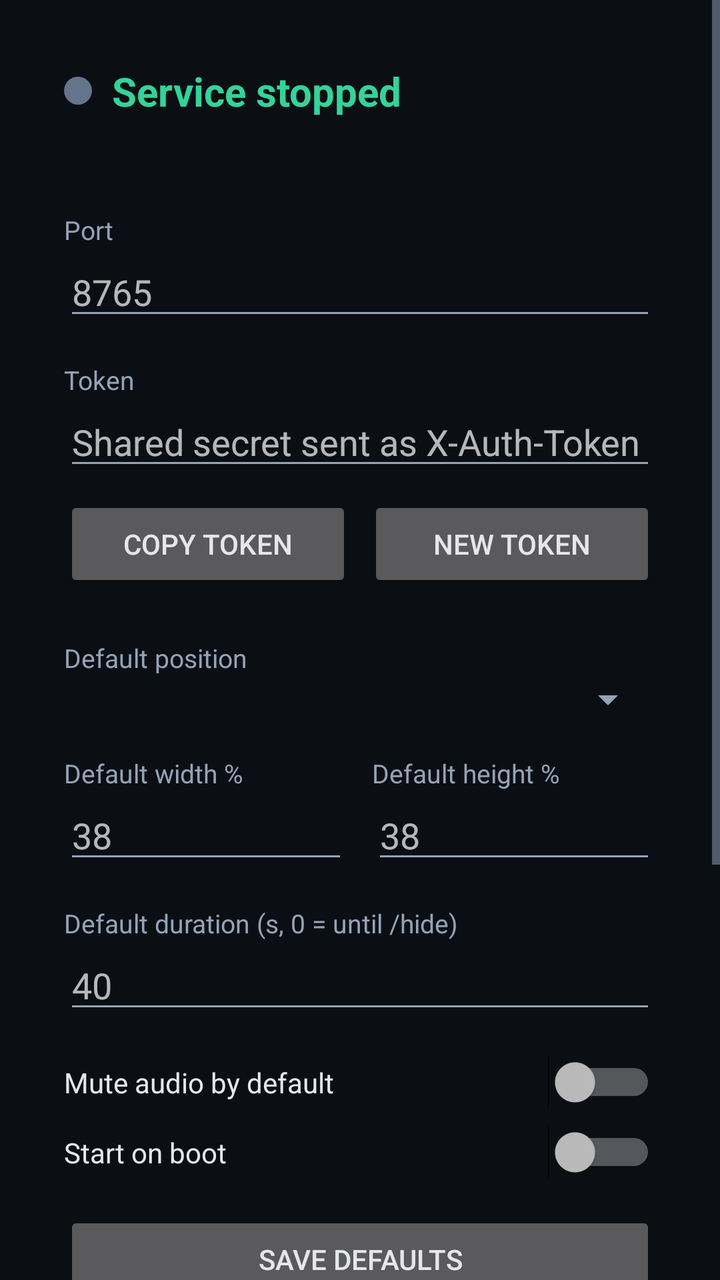
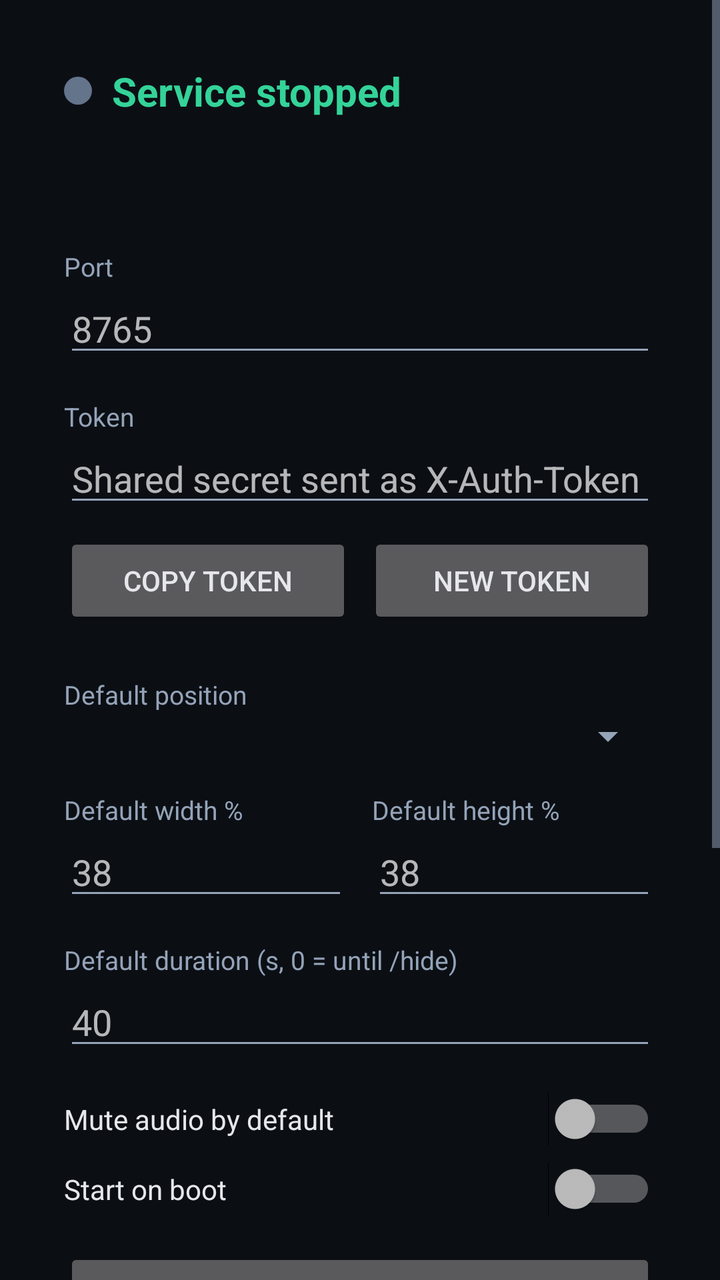

Before-and-after screenshots of an Android layout around one commit, followed by the original layout XML and the change that was made.
<!-- AndroidManifest.xml: application theme AppTheme -->
<!-- res/layout/activity_main.xml -->
<?xml version="1.0" encoding="utf-8"?>
<ScrollView xmlns:android="http://schemas.android.com/apk/res/android"
    android:layout_width="match_parent"
    android:layout_height="match_parent"
    android:background="@color/bg"
    android:fillViewport="true">

    <LinearLayout
        android:layout_width="match_parent"
        android:layout_height="wrap_content"
        android:orientation="vertical"
        android:padding="32dp">

        <LinearLayout
            android:layout_width="match_parent"
            android:layout_height="wrap_content"
            android:gravity="center_vertical"
            android:orientation="horizontal">

            <View
                android:id="@+id/statusDot"
                android:layout_width="14dp"
                android:layout_height="14dp"
                android:layout_marginEnd="10dp"
                android:background="@drawable/status_dot"
                android:contentDescription="@string/status_indicator" />

            <TextView
                android:id="@+id/statusText"
                android:layout_width="0dp"
                android:layout_height="wrap_content"
                android:layout_weight="1"
                android:text="@string/status_stopped"
                android:textColor="@color/accent"
                android:textSize="20sp"
                android:textStyle="bold" />
        </LinearLayout>

        <TextView
            android:id="@+id/ipText"
            android:layout_width="match_parent"
            android:layout_height="wrap_content"
            android:layout_marginTop="4dp"
            android:textColor="@color/text_dim"
            android:textSize="14sp" />

        <TextView
            android:layout_width="match_parent"
            android:layout_height="wrap_content"
            android:layout_marginTop="24dp"
            android:text="@string/label_port"
            android:textColor="@color/text_dim"
            android:textSize="13sp" />

        <EditText
            android:id="@+id/portInput"
            android:layout_width="match_parent"
            android:layout_height="wrap_content"
            android:hint="@string/hint_port"
            android:inputType="number"
            android:maxLength="5"
            android:textColor="@color/text" />

        <TextView
            android:layout_width="match_parent"
            android:layout_height="wrap_content"
            android:layout_marginTop="16dp"
            android:text="@string/label_token"
            android:textColor="@color/text_dim"
            android:textSize="13sp" />

        <EditText
            android:id="@+id/tokenInput"
            android:layout_width="match_parent"
            android:layout_height="wrap_content"
            android:hint="@string/hint_token"
            android:inputType="textNoSuggestions"
            android:textColor="@color/text" />

        <LinearLayout
            android:layout_width="match_parent"
            android:layout_height="wrap_content"
            android:layout_marginTop="8dp"
            android:orientation="horizontal">

            <Button
                android:id="@+id/copyTokenButton"
                android:layout_width="0dp"
                android:layout_height="wrap_content"
                android:layout_weight="1"
                android:text="@string/action_copy_token" />

            <Button
                android:id="@+id/regenTokenButton"
                android:layout_width="0dp"
                android:layout_height="wrap_content"
                android:layout_marginStart="8dp"
                android:layout_weight="1"
                android:text="@string/action_regen_token" />
        </LinearLayout>

        <TextView
            android:layout_width="match_parent"
            android:layout_height="wrap_content"
            android:layout_marginTop="24dp"
            android:text="@string/label_position"
            android:textColor="@color/text_dim"
            android:textSize="13sp" />

        <Spinner
            android:id="@+id/positionSpinner"
            android:layout_width="match_parent"
            android:layout_height="wrap_content" />

        <LinearLayout
            android:layout_width="match_parent"
            android:layout_height="wrap_content"
            android:layout_marginTop="16dp"
            android:orientation="horizontal">

            <LinearLayout
                android:layout_width="0dp"
                android:layout_height="wrap_content"
                android:layout_weight="1"
                android:orientation="vertical">

                <TextView
                    android:layout_width="match_parent"
                    android:layout_height="wrap_content"
                    android:text="@string/label_width"
                    android:textColor="@color/text_dim"
                    android:textSize="13sp" />

                <EditText
                    android:id="@+id/widthInput"
                    android:layout_width="match_parent"
                    android:layout_height="wrap_content"
                    android:hint="@string/hint_percent"
                    android:inputType="number"
                    android:textColor="@color/text" />
            </LinearLayout>

            <LinearLayout
                android:layout_width="0dp"
                android:layout_height="wrap_content"
                android:layout_marginStart="12dp"
                android:layout_weight="1"
                android:orientation="vertical">

                <TextView
                    android:layout_width="match_parent"
                    android:layout_height="wrap_content"
                    android:text="@string/label_height"
                    android:textColor="@color/text_dim"
                    android:textSize="13sp" />

                <EditText
                    android:id="@+id/heightInput"
                    android:layout_width="match_parent"
                    android:layout_height="wrap_content"
                    android:hint="@string/hint_percent"
                    android:inputType="number"
                    android:textColor="@color/text" />
            </LinearLayout>
        </LinearLayout>

        <TextView
            android:layout_width="match_parent"
            android:layout_height="wrap_content"
            android:layout_marginTop="16dp"
            android:text="@string/label_duration"
            android:textColor="@color/text_dim"
            android:textSize="13sp" />

        <EditText
            android:id="@+id/durationInput"
            android:layout_width="match_parent"
            android:layout_height="wrap_content"
            android:hint="@string/hint_duration"
            android:inputType="number"
            android:textColor="@color/text" />

        <Switch
            android:id="@+id/muteSwitch"
            android:layout_width="match_parent"
            android:layout_height="wrap_content"
            android:layout_marginTop="16dp"
            android:text="@string/label_mute"
            android:textColor="@color/text" />

        <Switch
            android:id="@+id/bootSwitch"
            android:layout_width="match_parent"
            android:layout_height="wrap_content"
            android:layout_marginTop="8dp"
            android:text="@string/label_boot"
            android:textColor="@color/text" />

        <Button
            android:id="@+id/saveButton"
            android:layout_width="match_parent"
            android:layout_height="wrap_content"
            android:layout_marginTop="16dp"
            android:text="@string/action_save" />

        <Button
            android:id="@+id/grantButton"
            android:layout_width="match_parent"
            android:layout_height="wrap_content"
            android:layout_marginTop="24dp"
            android:text="@string/action_grant" />

        <LinearLayout
            android:layout_width="match_parent"
            android:layout_height="wrap_content"
            android:layout_marginTop="8dp"
            android:orientation="horizontal">

            <Button
                android:id="@+id/startButton"
                android:layout_width="0dp"
                android:layout_height="wrap_content"
                android:layout_weight="1"
                android:text="@string/action_start" />

            <Button
                android:id="@+id/stopButton"
                android:layout_width="0dp"
                android:layout_height="wrap_content"
                android:layout_marginStart="8dp"
                android:layout_weight="1"
                android:text="@string/action_stop" />
        </LinearLayout>

        <Button
            android:id="@+id/testButton"
            android:layout_width="match_parent"
            android:layout_height="wrap_content"
            android:layout_marginTop="8dp"
            android:text="@string/action_test" />

        <TextView
            android:layout_width="match_parent"
            android:layout_height="wrap_content"
            android:layout_marginTop="32dp"
            android:text="@string/section_ha"
            android:textColor="@color/accent"
            android:textSize="16sp"
            android:textStyle="bold" />

        <TextView
            android:id="@+id/yamlText"
            android:layout_width="match_parent"
            android:layout_height="wrap_content"
            android:layout_marginTop="8dp"
            android:fontFamily="monospace"
            android:textColor="@color/text_dim"
            android:textIsSelectable="true"
            android:textSize="12sp" />
    </LinearLayout>
</ScrollView>
<!-- resources referenced by this layout -->
<resources>
  <color name="accent">#34D399</color>
  <color name="bg">#0B0F14</color>
  <color name="text">#E5E7EB</color>
  <color name="text_dim">#94A3B8</color>
  <!-- drawable status_dot (drawable) -->
  <?xml version="1.0" encoding="utf-8"?>
  <shape xmlns:android="http://schemas.android.com/apk/res/android"
      android:shape="oval">
      <solid android:color="@color/status_unknown" />
  </shape>
  <string name="action_copy_token">Copy token</string>
  <string name="action_grant">Grant overlay permission</string>
  <string name="action_regen_token">New token</string>
  <string name="action_save">Save defaults</string>
  <string name="action_start">Start service</string>
  <string name="action_stop">Stop service</string>
  <string name="action_test">Send test overlay</string>
  <string name="hint_duration">40</string>
  <string name="hint_percent">38</string>
  <string name="hint_port">8765</string>
  <string name="hint_token">Shared secret sent as X-Auth-Token</string>
  <string name="label_boot">Start on boot</string>
  <string name="label_duration">Default duration (s, 0 = until /hide)</string>
  <string name="label_height">Default height %</string>
  <string name="label_mute">Mute audio by default</string>
  <string name="label_port">Port</string>
  <string name="label_position">Default position</string>
  <string name="label_token">Token</string>
  <string name="label_width">Default width %</string>
  <string name="section_ha">Home Assistant rest_command</string>
  <string name="status_indicator">Service status</string>
  <string name="status_stopped">Service stopped</string>
  <style name="AppTheme" parent="@android:style/Theme.Material.NoActionBar">
          <item name="android:windowBackground">@color/bg</item>
          <item name="android:colorAccent">@color/accent</item>
          <item name="android:textColorPrimary">@color/text</item>
          <item name="android:textColorSecondary">@color/text_dim</item>
          <item name="android:navigationBarColor">@color/bg</item>
          <item name="android:statusBarColor">@color/bg</item>
      </style>
  <color name="status_unknown">#64748B</color>
</resources>

<!-- the commit's change to res/layout/activity_main.xml (unified diff, before → after) -->
@@ -45,6 +45,14 @@
             android:textSize="14sp" />
 
         <TextView
+            android:id="@+id/versionText"
+            android:layout_width="match_parent"
+            android:layout_height="wrap_content"
+            android:layout_marginTop="2dp"
+            android:textColor="@color/text_dim"
+            android:textSize="12sp" />
+
+        <TextView
             android:layout_width="match_parent"
             android:layout_height="wrap_content"
             android:layout_marginTop="24dp"
